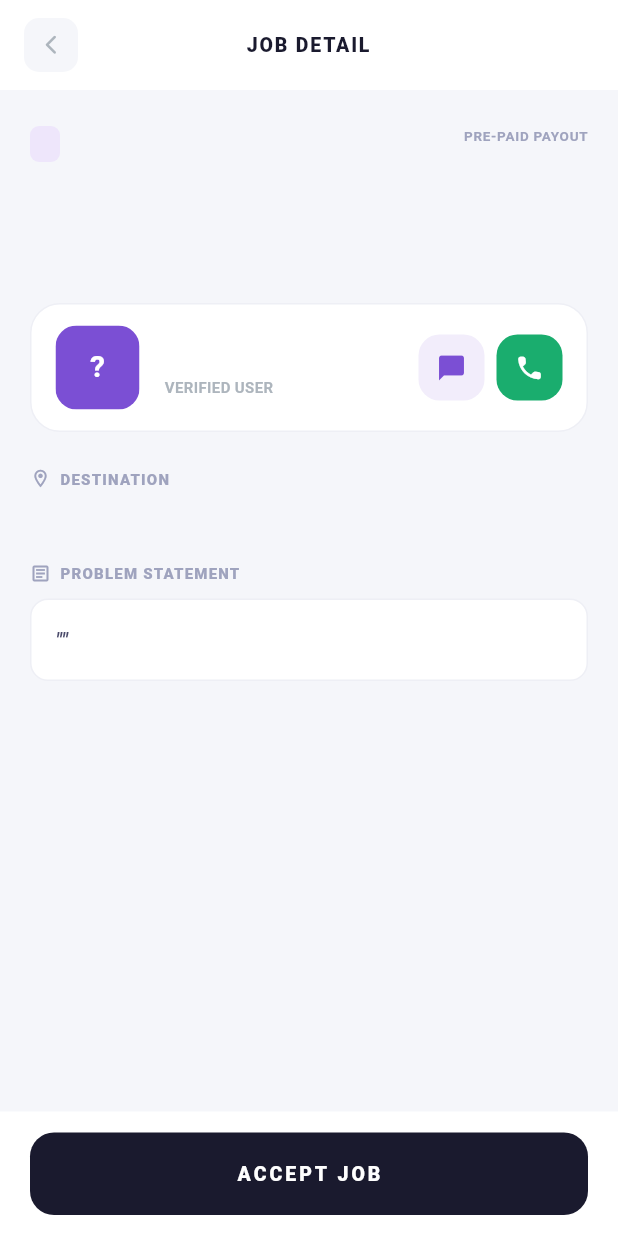
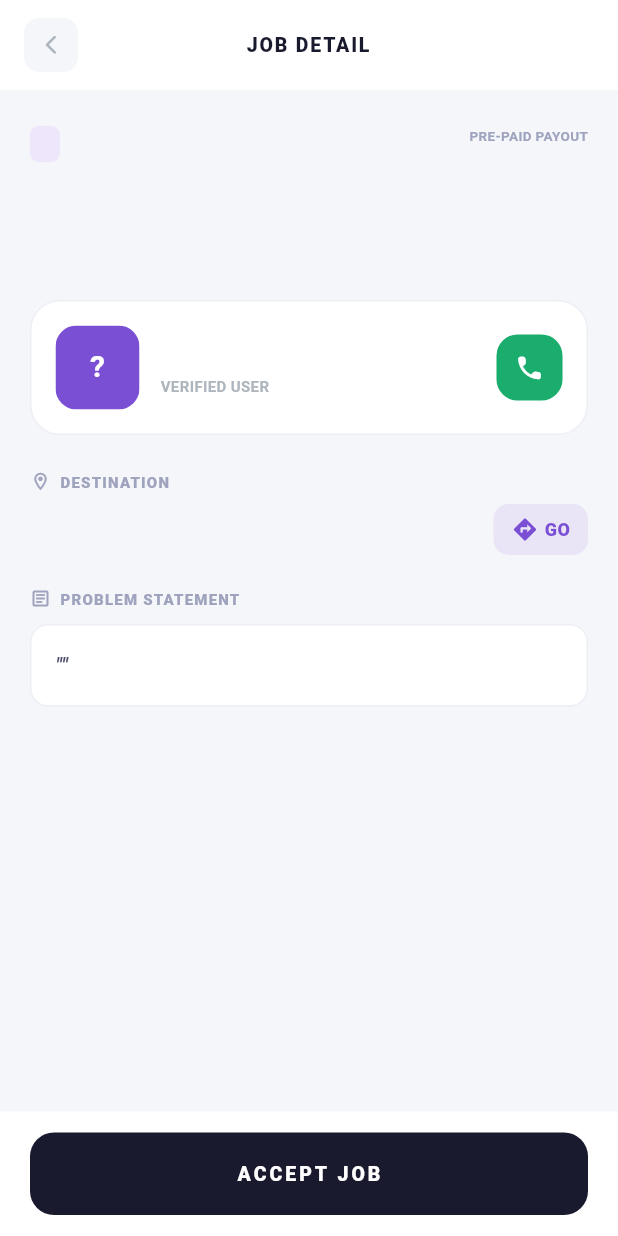
Before and after one commit to keyurvisavadiya/nearfix_partner, a Flutter app: the JobDetailScreen screen opened directly with empty values, on a phone screen of 412 x 824 dp. Run offline on Flutter 3.47's test engine with Material 3 defaults, Android fonts, the phone set to English and light mode, and no system bars; our stand-ins replace geolocator, image_picker, introduction_screen, shared_preferences; accounts and stored records are empty.

Commit message:
maps location feature added

```diff
--- a/lib/market/models/job.dart
+++ b/lib/market/models/job.dart
@@ -15,25 +15,36 @@ class Job {
   final String customer;
   final String customerRating;
   final String detailedDescription;
+  // --- ADD THESE TWO FIELDS ---
+  final double latitude;
+  final double longitude;
   JobStatus status;
 
   Job({
-    required this.id, required this.customerId, required this.customerPhone,
-    this.customerImage, required this.type, required this.location,
-    required this.rate, required this.category, required this.customer,
-    required this.customerRating, required this.detailedDescription, required this.status,
+    required this.id,
+    required this.customerId,
+    required this.customerPhone,
+    this.customerImage,
+    required this.type,
+    required this.location,
+    required this.rate,
+    required this.category,
+    required this.customer,
+    required this.customerRating,
+    required this.detailedDescription,
+    required this.status,
+    // --- ADD TO CONSTRUCTOR ---
+    required this.latitude,
+    required this.longitude,
   });
 
   factory Job.fromJson(Map<String, dynamic> json) {
-    // 1. Ensure this URL is your CURRENT active ngrok link
-    // 2. Do NOT put a slash at the very end if you're adding it manually below
     const String baseUrl = "https://sal-unstunted-guadalupe.ngrok-free.dev/nearfix";
 
     String? rawPath = json['profile_image']?.toString();
     String? finalImageUrl;
 
     if (rawPath != null && rawPath.isNotEmpty && rawPath != "null") {
-      // Logic: If rawPath starts with 'uploads', just add a single slash
       finalImageUrl = "$baseUrl/$rawPath";
     }
 
@@ -41,7 +52,7 @@ class Job {
       id: int.tryParse(json['id'].toString()) ?? 0,
       customerId: int.tryParse(json['user_id']?.toString() ?? '0') ?? 0,
       customerPhone: (json['phone'] ?? '').toString(),
-      customerImage: finalImageUrl, // Using the cleaned URL
+      customerImage: finalImageUrl,
       type: (json['service_name'] ?? 'Service').toString().toUpperCase(),
       location: json['address'] ?? 'No Address',
       rate: "₹${json['amount'] ?? '0'}",
@@ -50,6 +61,9 @@ class Job {
       customerRating: '4.9',
       detailedDescription: json['notes'] ?? "No notes.",
       status: _parseStatus(json['status']?.toString()),
+      // --- PARSE THE LAT/LNG FROM DATABASE ---
+      latitude: double.tryParse(json['latitude']?.toString() ?? '0.0') ?? 0.0,
+      longitude: double.tryParse(json['longitude']?.toString() ?? '0.0') ?? 0.0,
     );
   }
 
@@ -57,9 +71,8 @@ class Job {
     if (status == null || status.isEmpty) return JobStatus.available;
     String s = status.toLowerCase().trim();
 
-    // Mapping logic
     if (s == 'pending' || s == 'available') return JobStatus.pending;
-    if (s == 'confirmed' || s == 'active') return JobStatus.active;
+    if (s == 'confirmed' || s == 'active' || s == 'Confirmed') return JobStatus.active;
     if (s == 'completed') return JobStatus.completed;
 
     return JobStatus.available;
--- a/lib/market/screen/job_detailed.dart
+++ b/lib/market/screen/job_detailed.dart
@@ -1,7 +1,6 @@
 import 'package:flutter/material.dart';
 import 'package:shared_preferences/shared_preferences.dart';
-import 'package:shimmer/shimmer.dart';
-import 'package:url_launcher/url_launcher.dart'; // REQUIRED
+import 'package:url_launcher/url_launcher.dart';
 import '../../chat_screen/chatscreen.dart';
 import '../models/job.dart';
 import '../models/app_colors.dart';
@@ -19,16 +18,40 @@ class JobDetailScreen extends StatelessWidget {
     required this.onFinish,
   });
 
-  // --- PHONE DIALER LOGIC ---
+  // --- GOOGLE MAPS DIRECTIONS LOGIC ---
+  Future<void> _openMapDirections(BuildContext context) async {
+    final double lat = job.latitude;
+    final double lng = job.longitude;
+
+    if (lat == 0.0 || lng == 0.0) {
+      ScaffoldMessenger.of(context).showSnackBar(
+        const SnackBar(content: Text("No GPS coordinates saved for this booking")),
+      );
+      return;
+    }
+
+    final Uri googleMapsUri = Uri.parse("google.navigation:q=$lat,$lng&mode=d");
+    final Uri appleMapsUri = Uri.parse("http://maps.apple.com/?daddr=$lat,$lng");
+
+    try {
+      if (await canLaunchUrl(googleMapsUri)) {
+        await launchUrl(googleMapsUri);
+      } else if (await canLaunchUrl(appleMapsUri)) {
+        await launchUrl(appleMapsUri);
+      } else {
+        // Fallback to browser if app intent fails
+        final String webUrl = "https://www.google.com/maps/dir/?api=1&destination=$lat,$lng";
+        await launchUrl(Uri.parse(webUrl), mode: LaunchMode.externalApplication);
+      }
+    } catch (e) {
+      debugPrint("Error launching maps: $e");
+    }
+  }
+
   Future<void> _makePhoneCall(String phoneNumber) async {
-    final Uri launchUri = Uri(
-      scheme: 'tel',
-      path: phoneNumber,
-    );
+    final Uri launchUri = Uri(scheme: 'tel', path: phoneNumber);
     if (await canLaunchUrl(launchUri)) {
       await launchUrl(launchUri);
-    } else {
-      debugPrint("Could not launch dialer for $phoneNumber");
     }
   }
 
@@ -38,8 +61,80 @@ class JobDetailScreen extends StatelessWidget {
       backgroundColor: AppColors.bg,
       body: Column(
         children: [
-          // ── App Bar
+          _buildAppBar(context),
+          Expanded(
+            child: SingleChildScrollView(
+              padding: const EdgeInsets.symmetric(horizontal: 20),
+              child: Column(
+                crossAxisAlignment: CrossAxisAlignment.start,
+                children: [
+                  const SizedBox(height: 24),
+                  _buildHeader(),
+                  const SizedBox(height: 10),
+                  Text(job.type.toUpperCase(),
+                      style: const TextStyle(fontSize: 26, fontWeight: FontWeight.w900, color: AppColors.dark, height: 1.1)),
+                  const SizedBox(height: 24),
+                  _buildCustomerCard(context),
+                  const SizedBox(height: 24),
+
+                  // --- DESTINATION SECTION WITH MAP ICON ---
+                  SectionLabel(icon: Icons.location_on_outlined, label: 'DESTINATION'),
+                  const SizedBox(height: 8),
+                  Padding(
+                    padding: const EdgeInsets.only(left: 22),
+                    child: Row(
+                      children: [
+                        Expanded(
+                          child: Text(
+                            job.location,
+                            style: const TextStyle(fontSize: 15, fontWeight: FontWeight.w700, color: AppColors.dark),
+                          ),
+                        ),
+                        const SizedBox(width: 10),
+                        GestureDetector(
+                          onTap: () => _openMapDirections(context),
+                          child: Container(
+                            padding: const EdgeInsets.symmetric(horizontal: 12, vertical: 8),
+                            decoration: BoxDecoration(
+                              color: AppColors.purple.withOpacity(0.1),
+                              borderRadius: BorderRadius.circular(10),
+                            ),
+                            child: const Row(
+                              children: [
+                                Icon(Icons.directions_rounded, color: AppColors.purple, size: 18),
+                                SizedBox(width: 4),
+                                Text("GO", style: TextStyle(color: AppColors.purple, fontWeight: FontWeight.w900, fontSize: 12)),
+                              ],
+                            ),
+                          ),
+                        ),
+                      ],
+                    ),
+                  ),
+
+                  const SizedBox(height: 22),
+                  SectionLabel(icon: Icons.article_outlined, label: 'PROBLEM STATEMENT'),
+                  const SizedBox(height: 10),
+                  _buildProblemStatement(),
+                  const SizedBox(height: 120),
+                ],
+              ),
+            ),
+          ),
           Container(
+            color: Colors.white,
+            padding: EdgeInsets.fromLTRB(20, 14, 20, 14 + MediaQuery.of(context).padding.bottom),
+            child: _buildCTA(),
+          ),
+        ],
+      ),
+    );
+  }
+
+  // --- UI HELPER METHODS ---
+
+  Widget _buildAppBar(BuildContext context) {
+    return Container(
       color: Colors.white,
       child: SafeArea(
         bottom: false,
@@ -50,107 +145,48 @@ class JobDetailScreen extends StatelessWidget {
               GestureDetector(
                 onTap: () => Navigator.pop(context),
                 child: Container(
-                        width: 36,
-                        height: 36,
-                        decoration: BoxDecoration(
-                          color: AppColors.bg,
-                          borderRadius: BorderRadius.circular(10),
-                        ),
-                        child: const Icon(
-                          Icons.arrow_back_ios_new_rounded,
-                          size: 15,
-                          color: AppColors.grey,
-                        ),
+                  width: 36, height: 36,
+                  decoration: BoxDecoration(color: AppColors.bg, borderRadius: BorderRadius.circular(10)),
+                  child: const Icon(Icons.arrow_back_ios_new_rounded, size: 15, color: AppColors.grey),
                 ),
               ),
               const Expanded(
-                      child: Text(
-                        'JOB DETAIL',
-                        textAlign: TextAlign.center,
-                        style: TextStyle(
-                          fontSize: 13,
-                          fontWeight: FontWeight.w900,
-                          color: AppColors.dark,
-                          letterSpacing: 1.2,
-                        ),
-                      ),
+                child: Text('JOB DETAIL', textAlign: TextAlign.center,
+                    style: TextStyle(fontSize: 13, fontWeight: FontWeight.w900, color: AppColors.dark, letterSpacing: 1.2)),
               ),
               const SizedBox(width: 36),
             ],
           ),
         ),
       ),
-          ),
+    );
+  }
 
-          Expanded(
-            child: SingleChildScrollView(
-              padding: const EdgeInsets.symmetric(horizontal: 20),
-              child: Column(
-                crossAxisAlignment: CrossAxisAlignment.start,
-                children: [
-                  const SizedBox(height: 24),
-                  Row(
+  Widget _buildHeader() {
+    return Row(
       crossAxisAlignment: CrossAxisAlignment.start,
       children: [
         Container(
           padding: const EdgeInsets.symmetric(horizontal: 10, vertical: 5),
-                        decoration: BoxDecoration(
-                          color: AppColors.purpleBg,
-                          borderRadius: BorderRadius.circular(6),
-                        ),
-                        child: Text(
-                          job.category.toUpperCase(),
-                          style: const TextStyle(
-                            fontSize: 10,
-                            fontWeight: FontWeight.w800,
-                            color: AppColors.purple,
-                            letterSpacing: 0.5,
-                          ),
-                        ),
+          decoration: BoxDecoration(color: AppColors.purpleBg, borderRadius: BorderRadius.circular(6)),
+          child: Text(job.category.toUpperCase(),
+              style: const TextStyle(fontSize: 10, fontWeight: FontWeight.w800, color: AppColors.purple, letterSpacing: 0.5)),
         ),
         const Spacer(),
         Column(
           crossAxisAlignment: CrossAxisAlignment.end,
           children: [
-                          const Text(
-                            'PRE-PAID PAYOUT',
-                            style: TextStyle(
-                              fontSize: 9,
-                              fontWeight: FontWeight.w700,
-                              color: AppColors.labelGrey,
-                              letterSpacing: 0.5,
-                            ),
-                          ),
-                          const SizedBox(height: 2),
-                          Text(
-                            job.rate,
-                            style: const TextStyle(
-                              fontSize: 28,
-                              fontWeight: FontWeight.w900,
-                              color: AppColors.dark,
-                            ),
-                          ),
+            const Text('PRE-PAID PAYOUT', style: TextStyle(fontSize: 9, fontWeight: FontWeight.w700, color: AppColors.labelGrey)),
+            Text(job.rate, style: const TextStyle(fontSize: 28, fontWeight: FontWeight.w900, color: AppColors.dark)),
           ],
         ),
       ],
-                  ),
+    );
+  }
 
-                  const SizedBox(height: 10),
-                  Text(
-                    job.type.toUpperCase(),
-                    style: const TextStyle(
-                      fontSize: 26,
-                      fontWeight: FontWeight.w900,
-                      color: AppColors.dark,
-                      height: 1.1,
-                    ),
-                  ),
-
-                  const SizedBox(height: 24),
-
-                  // ── Customer Card
-                  Container(
-                    padding: const EdgeInsets.symmetric(horizontal: 16, vertical: 14),
+  Widget _buildCustomerCard(BuildContext context) {
+    return Container(
+      padding: const EdgeInsets.all(16),
       decoration: BoxDecoration(
         color: Colors.white,
         borderRadius: BorderRadius.circular(20),
@@ -158,21 +194,12 @@ class JobDetailScreen extends StatelessWidget {
       ),
       child: Row(
         children: [
-                        Container(
-                          width: 56,
-                          height: 56,
-                          decoration: BoxDecoration(
-                            borderRadius: BorderRadius.circular(16),
-                          ),
-                          child: ClipRRect(
+          ClipRRect(
             borderRadius: BorderRadius.circular(14),
+            child: SizedBox(
+              width: 56, height: 56,
               child: (job.customerImage != null && job.customerImage!.isNotEmpty)
-                                ? Image.network(
-                              job.customerImage!,
-                              fit: BoxFit.cover,
-                              headers: const {"ngrok-skip-browser-warning": "69420"},
-                              errorBuilder: (context, error, stackTrace) => _buildProfessionalFallback(),
-                            )
+                  ? Image.network(job.customerImage!, fit: BoxFit.cover, errorBuilder: (_, __, ___) => _buildProfessionalFallback())
                   : _buildProfessionalFallback(),
             ),
           ),
@@ -181,132 +208,45 @@ class JobDetailScreen extends StatelessWidget {
             child: Column(
               crossAxisAlignment: CrossAxisAlignment.start,
               children: [
-                              Text(
-                                job.customer,
-                                style: const TextStyle(
-                                  fontSize: 17,
-                                  fontWeight: FontWeight.w800,
-                                  color: AppColors.dark,
-                                ),
-                              ),
-                              const SizedBox(height: 2),
-                              Text(
-                                '${job.customerRating} VERIFIED USER',
-                                style: const TextStyle(
-                                  fontSize: 10,
-                                  fontWeight: FontWeight.w700,
-                                  color: AppColors.grey,
-                                ),
-                              ),
+                Text(job.customer, style: const TextStyle(fontSize: 17, fontWeight: FontWeight.w800, color: AppColors.dark)),
+                const Text('VERIFIED USER', style: TextStyle(fontSize: 10, fontWeight: FontWeight.w700, color: AppColors.grey)),
               ],
             ),
           ),
-
-                        // ACTION BUTTONS
-                        Row(
-                          children: [
-                            GestureDetector(
-                              onTap: () async {
-                                final prefs = await SharedPreferences.getInstance();
-                                int? myId = prefs.getInt('provider_id');
-                                if (myId != null && context.mounted) {
-                                  Navigator.push(
-                                    context,
-                                    MaterialPageRoute(
-                                      builder: (context) => ProviderChatMessageScreen(
-                                        currentUserId: myId,
-                                        peerId: job.customerId,
-                                        peerName: job.customer,
-                                      ),
-                                    ),
-                                  );
-                                }
-                              },
-                              child: _iconButton(Icons.chat_bubble_rounded, AppColors.purple, AppColors.purple.withOpacity(0.1)),
-                            ),
-                            const SizedBox(width: 8),
-                            // --- UPDATED CALL BUTTON ---
-                            GestureDetector(
-                              onTap: () => _makePhoneCall(job.customerPhone),
-                              child: _iconButton(Icons.phone_rounded, Colors.white, AppColors.green),
-                            ),
-                          ],
-                        ),
-                      ],
-                    ),
-                  ),
-
-                  const SizedBox(height: 24),
-                  SectionLabel(icon: Icons.location_on_outlined, label: 'DESTINATION'),
-                  const SizedBox(height: 6),
-                  Padding(
-                    padding: const EdgeInsets.only(left: 22),
-                    child: Text(
-                      job.location,
-                      style: const TextStyle(fontSize: 15, fontWeight: FontWeight.w700, color: AppColors.dark),
-                    ),
-                  ),
-
-                  const SizedBox(height: 22),
-                  SectionLabel(icon: Icons.article_outlined, label: 'PROBLEM STATEMENT'),
-                  const SizedBox(height: 10),
-                  Container(
-                    width: double.infinity,
-                    padding: const EdgeInsets.all(16),
-                    decoration: BoxDecoration(
-                      color: Colors.white,
-                      borderRadius: BorderRadius.circular(12),
-                      border: Border.all(color: AppColors.borderGrey),
-                    ),
-                    child: Text(
-                      '"${job.detailedDescription.toUpperCase()}"',
-                      style: const TextStyle(
-                        fontSize: 13,
-                        fontStyle: FontStyle.italic,
-                        fontWeight: FontWeight.w600,
-                        color: AppColors.cardText,
-                        height: 1.6,
-                      ),
-                    ),
-                  ),
-                  const SizedBox(height: 120),
-                ],
-              ),
-            ),
-          ),
-
-          // ── Bottom CTA
-          Container(
-            color: Colors.white,
-            padding: EdgeInsets.fromLTRB(20, 14, 20, 14 + MediaQuery.of(context).padding.bottom),
-            child: _buildCTA(),
-          ),
+          _iconButton(Icons.phone_rounded, Colors.white, AppColors.green, () => _makePhoneCall(job.customerPhone)),
         ],
       ),
     );
   }
 
+  Widget _buildProblemStatement() {
+    return Container(
+      width: double.infinity,
+      padding: const EdgeInsets.all(16),
+      decoration: BoxDecoration(color: Colors.white, borderRadius: BorderRadius.circular(12), border: Border.all(color: AppColors.borderGrey)),
+      child: Text('"${job.detailedDescription.toUpperCase()}"',
+          style: const TextStyle(fontSize: 13, fontStyle: FontStyle.italic, fontWeight: FontWeight.w600, color: AppColors.cardText, height: 1.6)),
+    );
+  }
+
   Widget _buildProfessionalFallback() {
     return Container(
-      decoration: const BoxDecoration(color: AppColors.purple),
+      color: AppColors.purple,
       child: Center(
-        child: Text(
-          job.customer.isNotEmpty ? job.customer.substring(0, 1).toUpperCase() : '?',
-          style: const TextStyle(color: Colors.white, fontSize: 20, fontWeight: FontWeight.bold),
-        ),
+        child: Text(job.customer.isNotEmpty ? job.customer[0].toUpperCase() : '?',
+            style: const TextStyle(color: Colors.white, fontSize: 20, fontWeight: FontWeight.bold)),
       ),
     );
   }
 
-  Widget _iconButton(IconData icon, Color iconColor, Color bgColor) {
-    return Container(
-      width: 44,
-      height: 44,
-      decoration: BoxDecoration(
-        color: bgColor,
-        borderRadius: BorderRadius.circular(14),
+  Widget _iconButton(IconData icon, Color iconColor, Color bgColor, VoidCallback onTap) {
+    return GestureDetector(
+      onTap: onTap,
+      child: Container(
+        width: 44, height: 44,
+        decoration: BoxDecoration(color: bgColor, borderRadius: BorderRadius.circular(14)),
+        child: Icon(icon, color: iconColor, size: 20),
       ),
-      child: Icon(icon, color: iconColor, size: 20),
     );
   }
 
@@ -315,17 +255,11 @@ class JobDetailScreen extends StatelessWidget {
       case JobStatus.available:
       case JobStatus.pending:
         return _ctaButton(label: 'ACCEPT JOB', color: AppColors.dark, onTap: onAccept);
-
       case JobStatus.active:
       case JobStatus.Confirmed:
         return _ctaButton(label: 'FINISH JOB', color: AppColors.green, onTap: onFinish);
-
       case JobStatus.completed:
-        return const Center(
-            child: Text('MISSION ACCOMPLISHED',
-                style: TextStyle(fontSize: 13, fontWeight: FontWeight.w900, color: AppColors.green))
-        );
-
+        return const Center(child: Text('MISSION ACCOMPLISHED', style: TextStyle(fontSize: 13, fontWeight: FontWeight.w900, color: AppColors.green)));
       default:
         return const SizedBox.shrink();
     }
@@ -338,9 +272,7 @@ class JobDetailScreen extends StatelessWidget {
         width: double.infinity,
         padding: const EdgeInsets.symmetric(vertical: 18),
         decoration: BoxDecoration(color: color, borderRadius: BorderRadius.circular(16)),
-        child: Center(
-          child: Text(label, style: const TextStyle(fontSize: 13, fontWeight: FontWeight.w900, color: Colors.white, letterSpacing: 2)),
-        ),
+        child: Center(child: Text(label, style: const TextStyle(fontSize: 13, fontWeight: FontWeight.w900, color: Colors.white, letterSpacing: 2))),
       ),
     );
   }
```
Lines whose indentation alone changed are shown as unchanged.
